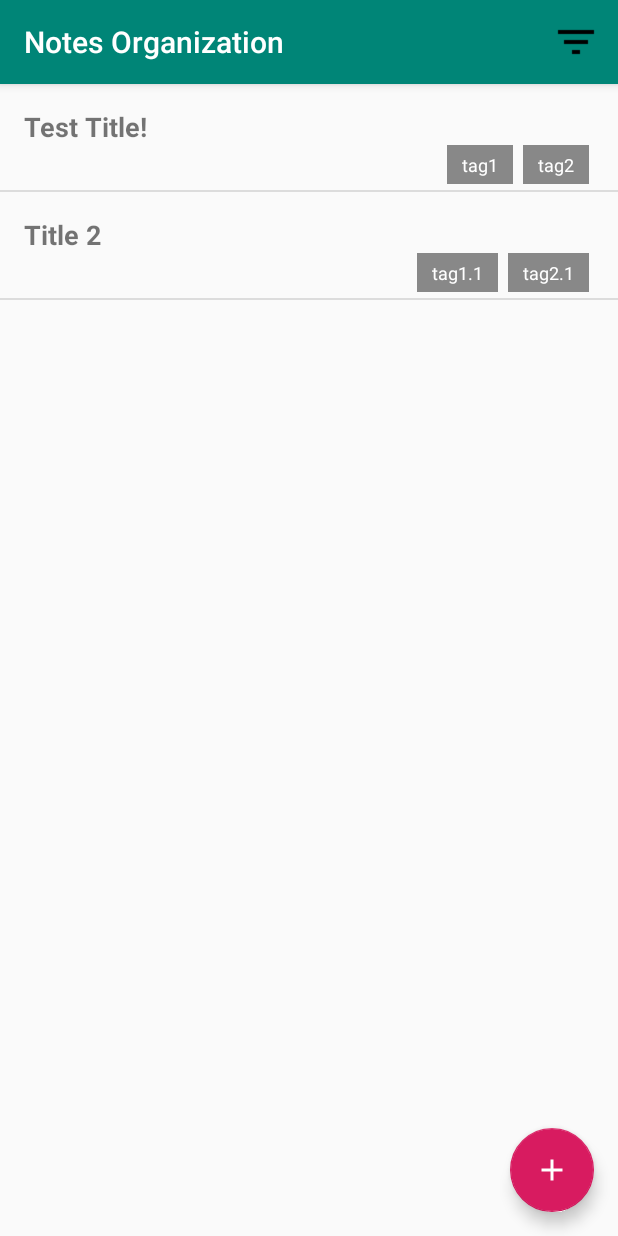
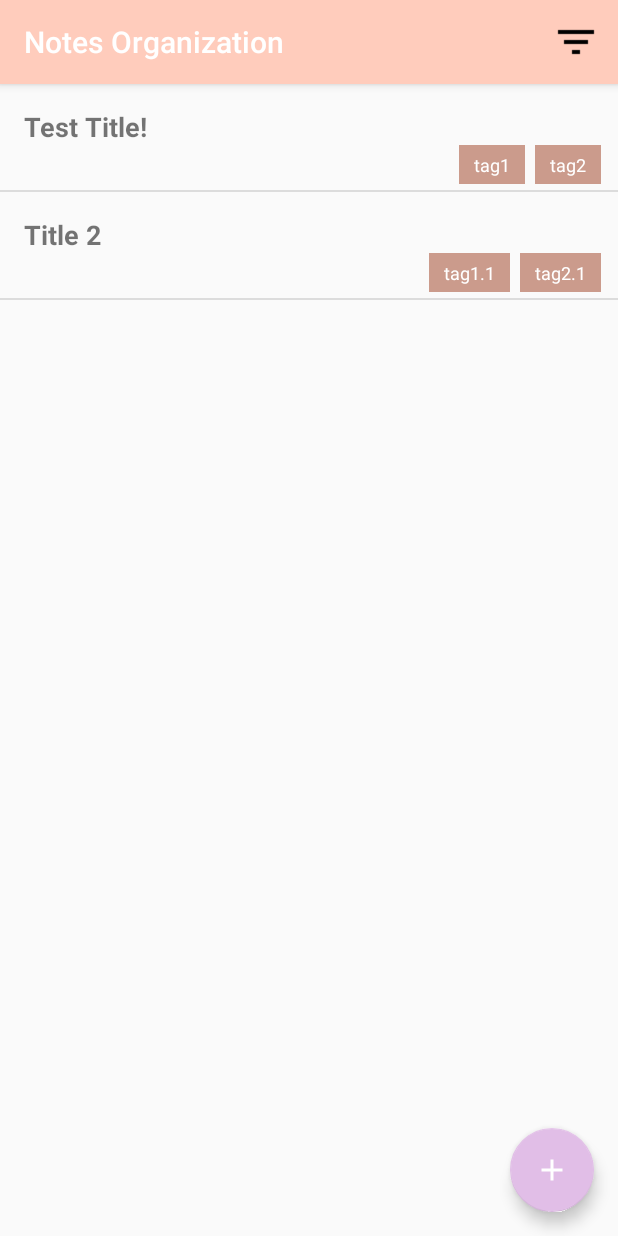
Before and after one commit to inayrus/FinalAppProject, an Android app: the screen it shows after launch (MainActivity), on a phone screen of 412 x 824 dp. Run offline under Robolectric (Android 15) with nearby library versions, the phone set to English and light mode, and no system bars.

Commit message:
fixed add new consecutive tags bug and started changing layout colours

```diff
--- a/app/src/main/java/com/example/finalappproject/TagsAdapter.java
+++ b/app/src/main/java/com/example/finalappproject/TagsAdapter.java
@@ -2,6 +2,7 @@ package com.example.finalappproject;
 
 import android.content.Context;
 import android.graphics.Color;
+import android.support.v4.content.ContextCompat;
 import android.widget.LinearLayout;
 import android.widget.TextView;
 
@@ -84,7 +85,7 @@ public class TagsAdapter {
         txtTag.setText(tag);
         txtTag.setTag(tag);
         txtTag.setTextSize(12);
-        txtTag.setBackgroundColor(Color.GRAY);
+        txtTag.setBackgroundColor(ContextCompat.getColor(context, R.color.colorPrimaryDark));
         txtTag.setTextColor(Color.WHITE);
         txtTag.setPadding(15, 7, 15, 7);
         txtTag.setFocusable(false);
--- a/app/src/main/res/layout/list_note_item.xml
+++ b/app/src/main/res/layout/list_note_item.xml
@@ -20,19 +20,9 @@
             android:id="@+id/tagsHolder"
             android:layout_width="wrap_content"
             android:layout_height="30dp"
+            android:layout_marginStart="8dp"
             android:layout_gravity="end"
-        android:layout_marginStart="16dp"
-        android:layout_marginEnd="16dp"
+            android:layout_marginEnd="8dp"
             android:orientation="horizontal"></LinearLayout>
 
-    <!--<android.support.v7.widget.RecyclerView-->
-        <!--android:id="@+id/mainTags"-->
-        <!--android:layout_width="wrap_content"-->
-        <!--android:layout_height="25dp"-->
-        <!--android:layout_gravity="end"-->
-        <!--android:layout_marginStart="16dp"-->
-        <!--android:layout_marginEnd="16dp"-->
-        <!--android:focusable="false"-->
-        <!--android:clickable="false"/>-->
-
 </LinearLayout>
--- a/app/src/main/res/values/colors.xml
+++ b/app/src/main/res/values/colors.xml
@@ -1,7 +1,7 @@
 <?xml version="1.0" encoding="utf-8"?>
 <resources>
-    <color name="colorPrimary">#008577</color>
-    <color name="colorPrimaryDark">#00574B</color>
-    <color name="colorAccent">#D81B60</color>
+    <color name="colorPrimary">#ffccbc</color>
+    <color name="colorPrimaryDark">#cb9b8c</color>
+    <color name="colorAccent">#e1bee7</color>
     <color name="background">#FFFFFF</color>
 </resources>
```
Also changed, not shown: app/src/main/java/com/example/finalappproject/NoteActivity.java (+13 -0 lines), app/src/main/res/layout/activity_note.xml (+9 -6 lines), app/src/main/res/layout/dialogue_add_tags.xml (+4 -5 lines), 1 other file. Lines whose indentation alone changed are shown as unchanged.
